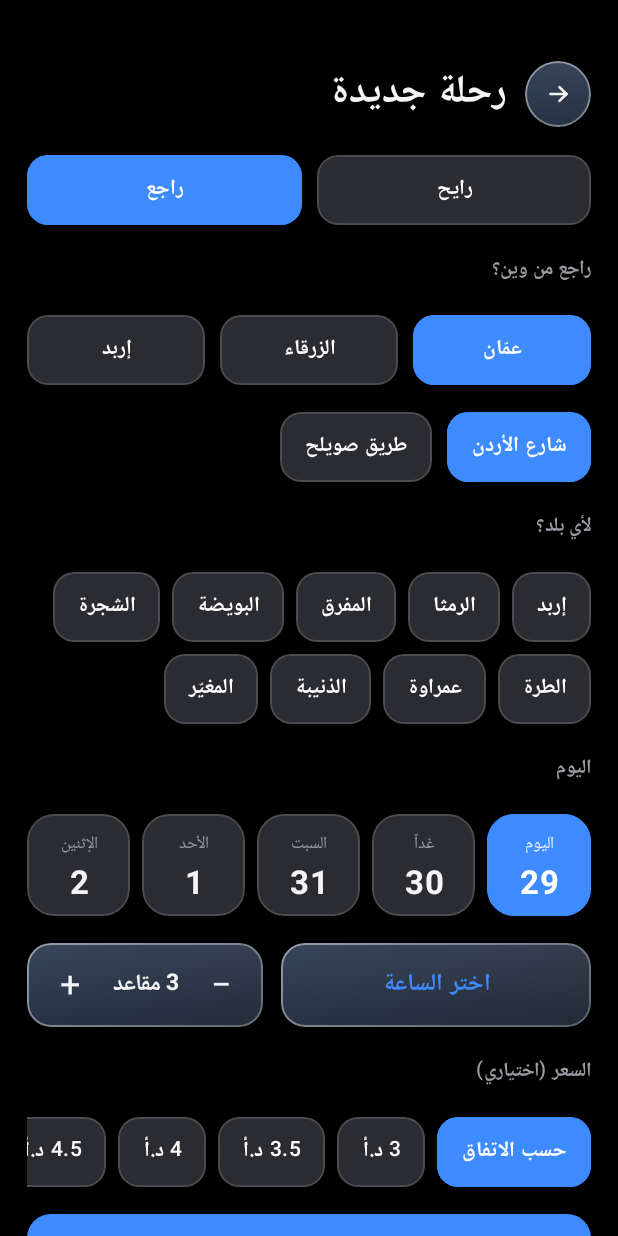
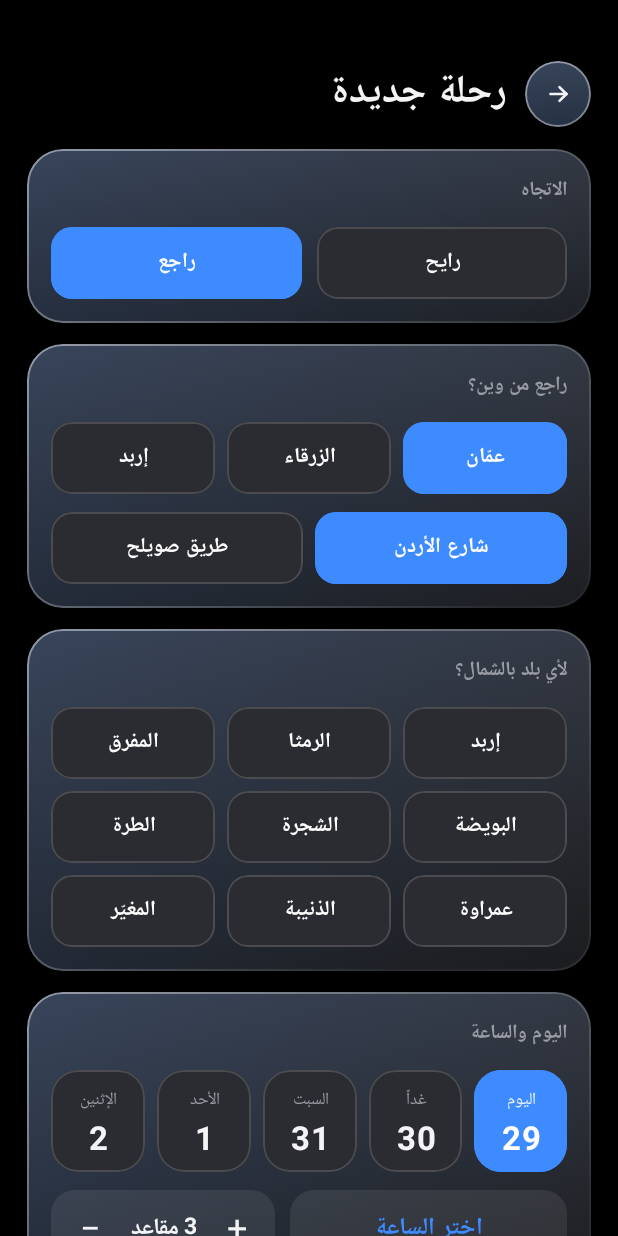
Before and after one commit to abnaa-shamal/iCloud-, an Android app built with Jetpack Compose: the composable CapPublish shown on its own in the app's theme, after a tap on "عمّان", on a phone screen of 412 x 824 dp. Run offline under Robolectric (Android 15) with nearby library versions, the phone set to English and light mode, and no system bars; our stand-ins replace Firebase (no records; nobody signed in at launch, a user with empty details on screens opened directly); network calls fail; 2 other taps on this screen came first.

Commit message:
captain publish: one glass card per topic, tidy equal-width grids
Co-Authored-By: Claude Sonnet 5.5 <noreply@anthropic.com>
Claude-Session: https://claude.ai/code/session_01Eacynbgmh8rRMzmRyztP24

```diff
--- a/app/src/main/java/jo/shajaraone/app/CaptainScreen.kt
+++ b/app/src/main/java/jo/shajaraone/app/CaptainScreen.kt
@@ -199,53 +199,46 @@ private fun CapPublish(me: UserProfile, onBack: () -> Unit) {
 
     Column(
         Modifier.fillMaxSize().verticalScroll(rememberScrollState()).padding(horizontal = 18.dp).padding(top = 40.dp, bottom = 120.dp),
-        verticalArrangement = Arrangement.spacedBy(18.dp)
+        verticalArrangement = Arrangement.spacedBy(14.dp)
     ) {
         Row(verticalAlignment = Alignment.CenterVertically, horizontalArrangement = Arrangement.spacedBy(12.dp)) {
             Box(Modifier.size(44.dp).capCard(22.dp).clickable { onBack() }, contentAlignment = Alignment.Center) { Glyph(4, CapInk, 20.dp) }
             Text("رحلة جديدة", fontSize = 26.sp, fontWeight = FontWeight.Bold, color = CapInk)
         }
 
-        Row(Modifier.fillMaxWidth(), horizontalArrangement = Arrangement.spacedBy(10.dp)) {
-            CapChip("رايح", !back, Modifier.weight(1f)) { back = false }
-            CapChip("راجع", back, Modifier.weight(1f)) { back = true }
+        CapSection("الاتجاه") {
+            Row(Modifier.fillMaxWidth(), horizontalArrangement = Arrangement.spacedBy(10.dp)) {
+                CapChip("رايح", !back, Modifier.weight(1f)) { back = false }
+                CapChip("راجع", back, Modifier.weight(1f)) { back = true }
+            }
         }
-        CapLabel(if (back) "راجع من وين؟" else "رايح لوين؟")
-        Row(Modifier.fillMaxWidth(), horizontalArrangement = Arrangement.spacedBy(10.dp)) {
-            capDests.forEach { d ->
-                CapChip(d, dest == d, Modifier.weight(1f)) {
-                    dest = d; priceStr = ""
-                    if (d == "إربد" && village == "إربد") village = ""
+        CapSection(if (back) "راجع من وين؟" else "رايح لوين؟") {
+            CapGrid(capDests, dest, 3) {
+                dest = it; priceStr = ""
+                if (it == "إربد" && village == "إربد") village = ""
+            }
+            if (dest == "عمّان") CapGrid(listOf("شارع الأردن", "طريق صويلح"), road, 2) { road = it }
+        }
+        CapSection(if (back) "لأي بلد بالشمال؟" else "من أي بلد بالشمال؟") {
+            CapGrid(villages, village, 3) { village = it }
+        }
+        CapSection("اليوم والساعة") {
+            CapDays(pillDays(5), day) { day = it }
+            Row(horizontalArrangement = Arrangement.spacedBy(10.dp), verticalAlignment = Alignment.CenterVertically) {
+                Box(Modifier.weight(1f).height(52.dp).clip(RoundedCornerShape(16.dp)).background(Color(0x14FFFFFF)).clickable { showTime = true }, contentAlignment = Alignment.Center) {
+                    Text(if (minutes >= 0) "الساعة ${clockText(dayStart(day) + minutes * 60_000L)}" else "اختر الساعة", fontSize = 16.sp, fontWeight = FontWeight.Bold, color = if (minutes >= 0) CapInk else CapAccent)
+                }
+                Row(Modifier.clip(RoundedCornerShape(16.dp)).background(Color(0x14FFFFFF)).height(52.dp).padding(horizontal = 4.dp), verticalAlignment = Alignment.CenterVertically) {
+                    Box(Modifier.size(44.dp).clickable { if (seats < maxSeats) seats++ }, contentAlignment = Alignment.Center) { Text("+", fontSize = 24.sp, color = CapInk) }
+                    Text("$seats مقاعد", Modifier.padding(horizontal = 4.dp), fontSize = 15.sp, fontWeight = FontWeight.Bold, color = CapInk)
+                    Box(Modifier.size(44.dp).clickable { if (seats > 1) seats-- }, contentAlignment = Alignment.Center) { Text("−", fontSize = 24.sp, color = CapInk) }
                 }
             }
         }
-        if (dest == "عمّان") {
-            Row(horizontalArrangement = Arrangement.spacedBy(10.dp)) {
-                listOf("شارع الأردن", "طريق صويلح").forEach { r -> CapChip(r, road == r) { road = r } }
+        CapSection("السعر (اختياري)") {
+            CapGrid(listOf("حسب الاتفاق") + priceChips.map { "$it د.أ" }, if (priceStr.isBlank()) "حسب الاتفاق" else "$priceStr د.أ", 3) {
+                priceStr = if (it == "حسب الاتفاق") "" else it.removeSuffix(" د.أ")
             }
-        }
-        CapLabel(if (back) "لأي بلد؟" else "من أي بلد؟")
-        androidx.compose.foundation.layout.FlowRow(horizontalArrangement = Arrangement.spacedBy(8.dp), verticalArrangement = Arrangement.spacedBy(8.dp)) {
-            villages.forEach { v -> CapChip(v, village == v) { village = v } }
-        }
-
-        CapLabel("اليوم")
-        CapDays(pillDays(5), day) { day = it }
-        Row(horizontalArrangement = Arrangement.spacedBy(12.dp), verticalAlignment = Alignment.CenterVertically) {
-            Box(Modifier.weight(1f).height(56.dp).capCard(16.dp).clickable { showTime = true }, contentAlignment = Alignment.Center) {
-                Text(if (minutes >= 0) "الساعة ${clockText(dayStart(day) + minutes * 60_000L)}" else "اختر الساعة", fontSize = 16.sp, fontWeight = FontWeight.Bold, color = if (minutes >= 0) CapInk else CapAccent)
-            }
-            Row(Modifier.capCard(16.dp).height(56.dp).padding(horizontal = 6.dp), verticalAlignment = Alignment.CenterVertically) {
-                Box(Modifier.size(44.dp).clickable { if (seats > 1) seats-- }, contentAlignment = Alignment.Center) { Text("−", fontSize = 24.sp, color = CapInk) }
-                Text("$seats مقاعد", Modifier.padding(horizontal = 6.dp), fontSize = 15.sp, fontWeight = FontWeight.Bold, color = CapInk)
-                Box(Modifier.size(44.dp).clickable { if (seats < maxSeats) seats++ }, contentAlignment = Alignment.Center) { Text("+", fontSize = 24.sp, color = CapInk) }
-            }
-        }
-
-        CapLabel("السعر (اختياري)")
-        Row(Modifier.horizontalScroll(rememberScrollState()), horizontalArrangement = Arrangement.spacedBy(8.dp)) {
-            CapChip("حسب الاتفاق", priceStr.isBlank()) { priceStr = "" }
-            priceChips.forEach { p -> CapChip("$p د.أ", priceStr == p) { priceStr = p } }
         }
 
         CapBtn(if (sending) "جاري النشر..." else "انشر الرحلة", Modifier.fillMaxWidth(), height = 58.dp) {
@@ -289,8 +282,7 @@ private fun CapPublish(me: UserProfile, onBack: () -> Unit) {
     }
 }
 
-@Composable
-private fun CapLabel(text: String) = Text(text, fontSize = 13.sp, fontWeight = FontWeight.SemiBold, color = CapMute)
+
 
 /** One button to start sharing the live location, one to stop. */
 @Composable
--- a/app/src/main/java/jo/shajaraone/app/CaptainUi.kt
+++ b/app/src/main/java/jo/shajaraone/app/CaptainUi.kt
@@ -48,9 +48,9 @@ fun CapChip(text: String, on: Boolean, modifier: Modifier = Modifier, onClick: (
     val s = RoundedCornerShape(14.dp)
     Box(
         modifier.clip(s).background(if (on) CapAccent else CapSurface).border(1.dp, if (on) CapAccent else CapLine, s)
-            .clickable(remember { MutableInteractionSource() }, null) { onClick() }.padding(horizontal = 16.dp, vertical = 11.dp),
+            .clickable(remember { MutableInteractionSource() }, null) { onClick() }.padding(horizontal = 8.dp, vertical = 12.dp),
         contentAlignment = Alignment.Center
-    ) { Text(text, fontSize = 14.sp, fontWeight = FontWeight.SemiBold, color = Color.White) }
+    ) { Text(text, fontSize = 14.sp, maxLines = 1, fontWeight = FontWeight.SemiBold, color = Color.White) }
 }
 
 /** Day strip in the captain look: light tiles, green when picked. */
@@ -107,3 +107,25 @@ fun CapNav(items: List<Triple<Int, String, Int>>, selected: Int, onPick: (Int) -
         }
     }
 }
+
+/** One glass card per topic: a small title, then its content, neatly from the right. */
+@Composable
+fun CapSection(title: String, content: @Composable ColumnScope.() -> Unit) {
+    Column(Modifier.fillMaxWidth().capCard(24.dp).padding(16.dp), verticalArrangement = Arrangement.spacedBy(12.dp)) {
+        Text(title, fontSize = 13.sp, fontWeight = FontWeight.SemiBold, color = CapMute)
+        content()
+    }
+}
+
+/** Equal-width grid (default 3 per row) so choices line up in tidy columns instead of wrapping loosely. */
+@Composable
+fun CapGrid(items: List<String>, selected: String, cols: Int = 3, onPick: (String) -> Unit) {
+    Column(verticalArrangement = Arrangement.spacedBy(8.dp)) {
+        items.chunked(cols).forEach { row ->
+            Row(horizontalArrangement = Arrangement.spacedBy(8.dp)) {
+                row.forEach { n -> CapChip(n, n == selected, Modifier.weight(1f)) { onPick(n) } }
+                repeat(cols - row.size) { Spacer(Modifier.weight(1f)) }
+            }
+        }
+    }
+}
```
